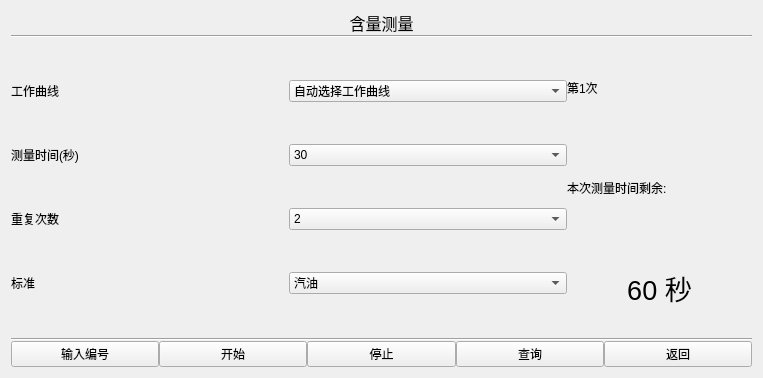
First picture: the form in samplemeasurement.ui, repository urielyan/kairen_ok335xs, before the edit.
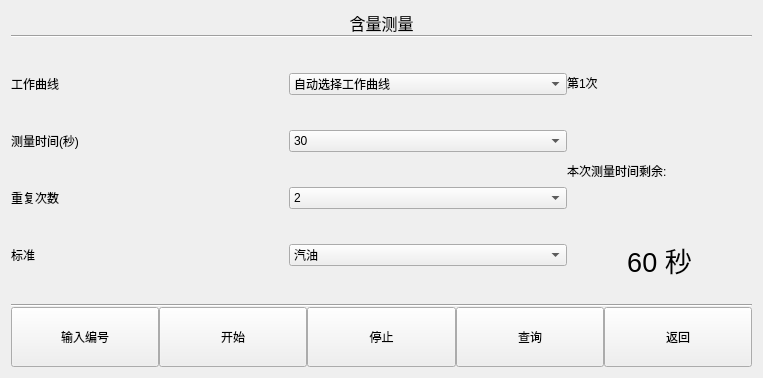
Second picture: the form after the edit. Custom widgets are drawn as their Qt base class.

```diff
--- a/samplemeasurement.ui
+++ b/samplemeasurement.ui
@@ -54,6 +54,9 @@
       <layout class="QHBoxLayout" name="horizontalLayout_2" stretch="3,1">
        <item>
         <layout class="QGridLayout" name="gridLayout">
+         <property name="spacing">
+          <number>0</number>
+         </property>
          <item row="2" column="1">
           <widget class="QComboBox" name="comboBox_count">
            <item>
@@ -272,6 +275,24 @@
        </property>
        <item>
         <widget class="QPushButton" name="b_input_serial">
+         <property name="sizePolicy">
+          <sizepolicy hsizetype="Preferred" vsizetype="Fixed">
+           <horstretch>0</horstretch>
+           <verstretch>0</verstretch>
+          </sizepolicy>
+         </property>
+         <property name="minimumSize">
+          <size>
+           <width>0</width>
+           <height>50</height>
+          </size>
+         </property>
+         <property name="maximumSize">
+          <size>
+           <width>16777215</width>
+           <height>60</height>
+          </size>
+         </property>
          <property name="text">
           <string>输入编号</string>
          </property>
@@ -279,6 +300,24 @@
        </item>
        <item>
         <widget class="QPushButton" name="pushButton">
+         <property name="sizePolicy">
+          <sizepolicy hsizetype="Preferred" vsizetype="Fixed">
+           <horstretch>0</horstretch>
+           <verstretch>0</verstretch>
+          </sizepolicy>
+         </property>
+         <property name="minimumSize">
+          <size>
+           <width>0</width>
+           <height>50</height>
+          </size>
+         </property>
+         <property name="maximumSize">
+          <size>
+           <width>16777215</width>
+           <height>60</height>
+          </size>
+         </property>
          <property name="styleSheet">
           <string notr="true"/>
          </property>
@@ -289,6 +328,24 @@
        </item>
        <item>
         <widget class="QPushButton" name="pushButton_2">
+         <property name="sizePolicy">
+          <sizepolicy hsizetype="Preferred" vsizetype="Fixed">
+           <horstretch>0</horstretch>
+           <verstretch>0</verstretch>
+          </sizepolicy>
+         </property>
+         <property name="minimumSize">
+          <size>
+           <width>0</width>
+           <height>50</height>
+          </size>
+         </property>
+         <property name="maximumSize">
+          <size>
+           <width>16777215</width>
+           <height>60</height>
+          </size>
+         </property>
          <property name="text">
           <string>停止</string>
          </property>
@@ -296,6 +353,24 @@
        </item>
        <item>
         <widget class="QPushButton" name="pushButton_4">
+         <property name="sizePolicy">
+          <sizepolicy hsizetype="Preferred" vsizetype="Fixed">
+           <horstretch>0</horstretch>
+           <verstretch>0</verstretch>
+          </sizepolicy>
+         </property>
+         <property name="minimumSize">
+          <size>
+           <width>0</width>
+           <height>50</height>
+          </size>
+         </property>
+         <property name="maximumSize">
+          <size>
+           <width>16777215</width>
+           <height>60</height>
+          </size>
+         </property>
          <property name="text">
           <string>查询</string>
          </property>
@@ -303,6 +378,24 @@
        </item>
        <item>
         <widget class="QPushButton" name="pushButton_3">
+         <property name="sizePolicy">
+          <sizepolicy hsizetype="Preferred" vsizetype="Fixed">
+           <horstretch>0</horstretch>
+           <verstretch>0</verstretch>
+          </sizepolicy>
+         </property>
+         <property name="minimumSize">
+          <size>
+           <width>0</width>
+           <height>50</height>
+          </size>
+         </property>
+         <property name="maximumSize">
+          <size>
+           <width>16777215</width>
+           <height>60</height>
+          </size>
+         </property>
          <property name="text">
           <string>返回</string>
          </property>
```
